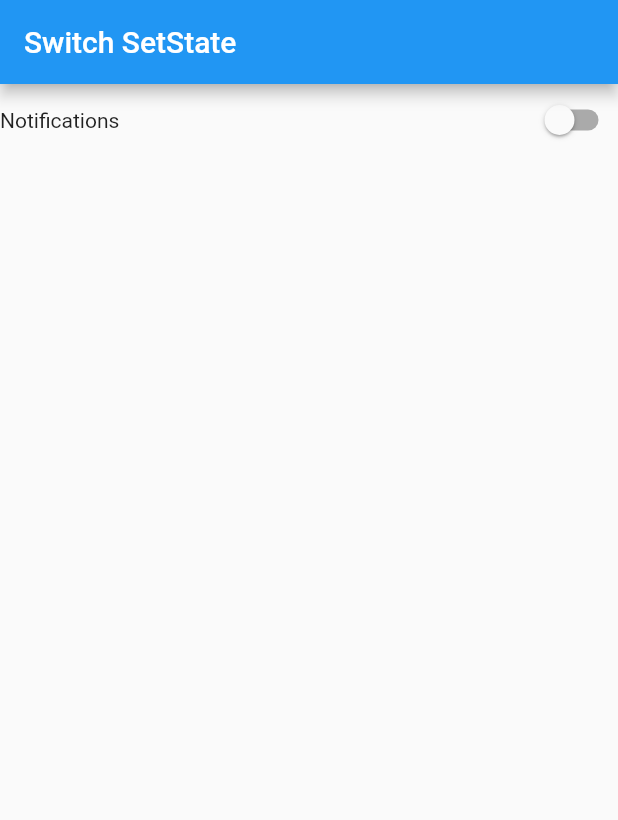
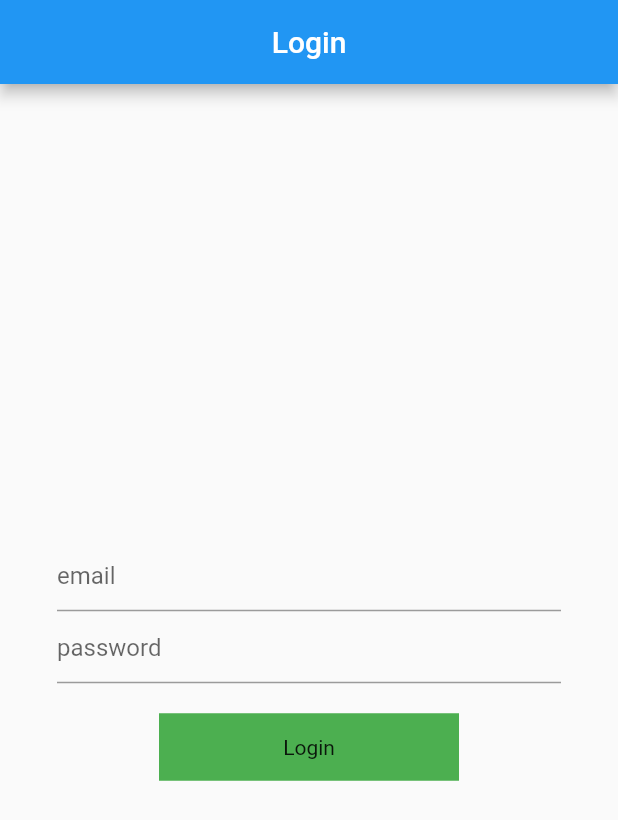
Before and after one commit to Exalter104/GetX-Management-Flutter, a Flutter app: the screen it shows after launch, on a phone screen of 412 x 824 dp. Shown: the top 820 px of the screen. Run offline on Flutter 3.47's test engine with Material 2 defaults, Android fonts, the phone set to English and light mode, and no system bars; our stand-ins replace get, image_picker.

Commit message:
Getx+Rest Appi's :GetX with example + RestApi's finally done

```diff
--- a/analysis_options.yaml
+++ b/analysis_options.yaml
@@ -22,7 +22,7 @@ linter:
   # `// ignore_for_file: name_of_lint` syntax on the line or in the file
   # producing the lint.
   rules:
-    # avoid_print: false  # Uncomment to disable the `avoid_print` rule
+     avoid_print: false  # Uncomment to disable the `avoid_print` rule
     # prefer_single_quotes: true  # Uncomment to enable the `prefer_single_quotes` rule
 
 # Additional information about this file can be found at
--- /dev/null
+++ b/lib/GetxApis/login_controller.dart
@@ -0,0 +1,36 @@
+import 'dart:convert';
+
+import 'package:flutter/widgets.dart';
+import 'package:get/get.dart';
+import 'package:http/http.dart';
+
+class LoginControlller extends GetxController {
+  final emailController = TextEditingController().obs;
+  final passController = TextEditingController().obs;
+  RxBool loaDing = false.obs;
+
+  void loginApi() async {
+    loaDing.value = true;
+    try {
+      final response = await post(Uri.parse("https://reqres.in/api/login"),
+          body: {
+            "email": emailController.value.text,
+            "password": passController.value.text
+          });
+
+      var data = jsonDecode(response.body);
+
+      print(data);
+      if (response.statusCode == 200) {
+        loaDing.value = false;
+        Get.snackbar("Login", "Success");
+      } else {
+        loaDing.value = false;
+        Get.snackbar("Login", data["error"]);
+      }
+    } catch (e) {
+      loaDing.value = false;
+      Get.snackbar("Exceptions", e.toString());
+    }
+  }
+}
--- /dev/null
+++ b/lib/GetxApis/login_view.dart
@@ -0,0 +1,64 @@
+import 'package:ai_genie/GetxApis/login_controller.dart';
+import 'package:flutter/material.dart';
+import 'package:get/get.dart';
+
+class LoginView extends StatefulWidget {
+  const LoginView({super.key});
+
+  @override
+  State<LoginView> createState() => _LoginViewState();
+}
+
+class _LoginViewState extends State<LoginView> {
+  LoginControlller lgc = Get.put(LoginControlller());
+  @override
+  Widget build(BuildContext context) {
+    return Scaffold(
+      appBar: AppBar(
+        title: const Center(child: Text("Login")),
+      ),
+      body: SafeArea(
+        child: Center(
+          child: Padding(
+            padding: const EdgeInsets.all(38.0),
+            child: Column(
+              crossAxisAlignment: CrossAxisAlignment.center,
+              mainAxisAlignment: MainAxisAlignment.center,
+              children: [
+                TextField(
+                  controller: lgc.emailController.value,
+                  decoration: const InputDecoration(
+                    hintText: "email",
+                  ),
+                ),
+                TextField(
+                  controller: lgc.passController.value,
+                  decoration: const InputDecoration(
+                    hintText: "password",
+                  ),
+                ),
+                const SizedBox(
+                  height: 20,
+                ),
+                Obx(() => InkWell(
+                      onTap: () {
+                        lgc.loginApi();
+                      },
+                      child: Container(
+                        height: 45,
+                        width: 200,
+                        decoration: const BoxDecoration(color: Colors.green),
+                        child: Center(
+                            child: lgc.loaDing.value
+                                ? const CircularProgressIndicator()
+                                : const Text("Login")),
+                      ),
+                    ))
+              ],
+            ),
+          ),
+        ),
+      ),
+    );
+  }
+}
--- a/lib/faverite/faverit_statemanagment.dart
+++ b/lib/faverite/faverit_statemanagment.dart
@@ -14,6 +14,7 @@ class _FaveritStatManagmentState extends State<FaveritStatManagment> {
   Favourit fv = Get.put(Favourit());
   @override
   Widget build(BuildContext context) {
+    // ignore: avoid_print
     print("Rebuild GetX");
     return Scaffold(
       appBar: AppBar(
--- a/lib/main.dart
+++ b/lib/main.dart
@@ -1,6 +1,7 @@
-import 'package:ai_genie/switch/switch_statemanagment.dart';
 import 'package:flutter/material.dart';
 import 'package:get/get_navigation/get_navigation.dart';
+
+import 'GetXApis/login_view.dart';
 
 void main() {
   runApp(const MyApp());
@@ -17,6 +18,6 @@ class MyApp extends StatelessWidget {
         theme: ThemeData(
           primarySwatch: Colors.blue,
         ),
-        home: const SwitchesStateMAnagment());
+        home: const LoginView());
   }
 }
--- a/pubspec.yaml
+++ b/pubspec.yaml
@@ -21,6 +21,7 @@ version: 1.0.0+1
 environment:
   sdk: '>=2.19.2 <3.0.0'
 
+
 # Dependencies specify other packages that your package needs in order to work.
 # To automatically upgrade your package dependencies to the latest versions
 # consider running `flutter pub upgrade --major-versions`. Alternatively,
@@ -36,6 +37,8 @@ dependencies:
   # Use with the CupertinoIcons class for iOS style icons.
   cupertino_icons: ^1.0.2
   get: ^4.6.5
+  image_picker: ^0.8.6+4
+  http: ^0.13.5
 
 dev_dependencies:
   flutter_test:
```
Also changed, not shown: lib/Image_Picker/image_picker_controller.dart (added, +17 -0 lines), lib/Image_Picker/image_picker_view.dart (added, +59 -0 lines), 3 other files.
